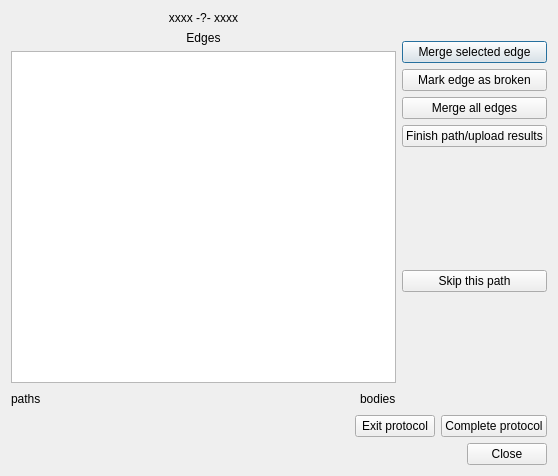
First picture: the form in neurolabi/gui/protocols/focusedpathprotocol.ui, repository janelia-flyem/NeuTu, before the edit.
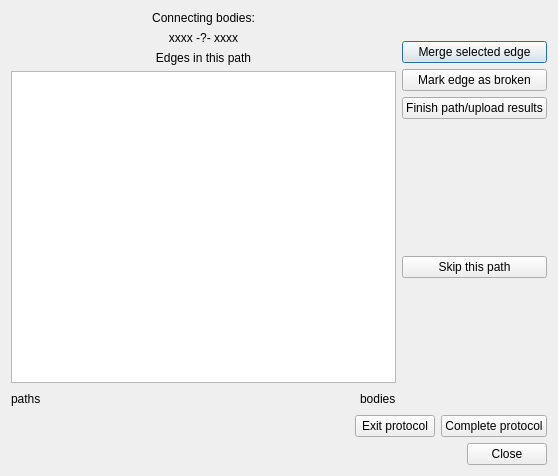
Second picture: the form after the edit.

Commit message: hooked up the rest of the UI buttons

What changed in the file:
```diff
--- a/neurolabi/gui/protocols/focusedpathprotocol.ui
+++ b/neurolabi/gui/protocols/focusedpathprotocol.ui
@@ -21,6 +21,16 @@
      </property>
      <item>
       <layout class="QVBoxLayout" name="verticalLayout_2">
+       <item>
+        <widget class="QLabel" name="label">
+         <property name="text">
+          <string>Connecting bodies:</string>
+         </property>
+         <property name="alignment">
+          <set>Qt::AlignCenter</set>
+         </property>
+        </widget>
+       </item>
        <item>
         <widget class="QLabel" name="connectionLabel">
          <property name="text">
@@ -34,7 +44,7 @@
        <item>
         <widget class="QLabel" name="label_3">
          <property name="text">
-          <string>Edges</string>
+          <string>Edges in this path</string>
          </property>
          <property name="alignment">
           <set>Qt::AlignCenter</set>
@@ -125,13 +135,6 @@
          </property>
         </widget>
        </item>
-       <item>
-        <widget class="QPushButton" name="mergeAllButton">
-         <property name="text">
-          <string>Merge all edges</string>
-         </property>
-        </widget>
-       </item>
        <item>
         <widget class="QPushButton" name="finishButton">
          <property name="text">
```
Left out of the diff: 2 changed lines with no effect on the pictures. The commit also changes 2 other files.
